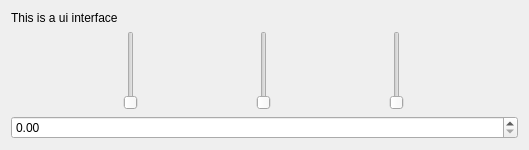
Qt form CLAM/examples/PluginExamples/VstPluginExample/interface.ui (clam-project/clam) before a commit.
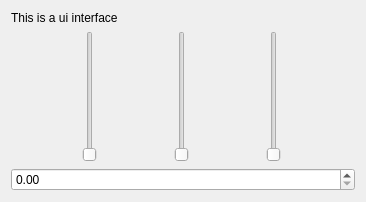
The same form after that commit.

Commit message: * VstPluginExample: small adjustements

Diff of the .ui file:
```diff
--- a/CLAM/examples/PluginExamples/VstPluginExample/interface.ui
+++ b/CLAM/examples/PluginExamples/VstPluginExample/interface.ui
@@ -6,16 +6,10 @@
    <rect>
     <x>0</x>
     <y>0</y>
-    <width>529</width>
-    <height>150</height>
+    <width>366</width>
+    <height>202</height>
    </rect>
   </property>
-  <property name="sizePolicy">
-   <sizepolicy hsizetype="MinimumExpanding" vsizetype="MinimumExpanding">
-    <horstretch>0</horstretch>
-    <verstretch>0</verstretch>
-   </sizepolicy>
-  </property>
   <property name="windowTitle">
    <string>Widget</string>
   </property>
```
The commit also changes 1 other file.
